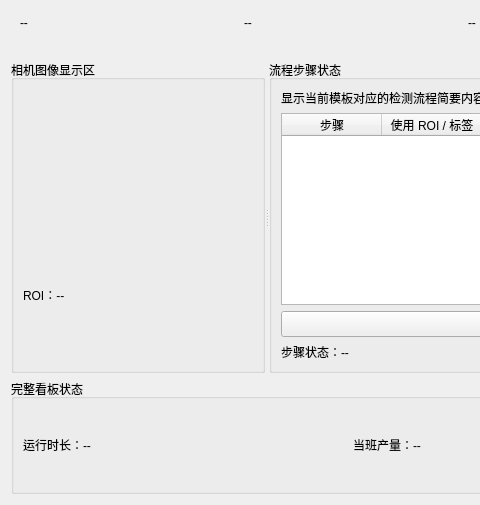
The window that ui/run_dashboard_page.ui (jackifei/Pointcloud_check) describes before a commit, drawn with Qt 5; both pictures show x 0 to 480 and y 315 to 820 of the 1360 by 820 pixel window.
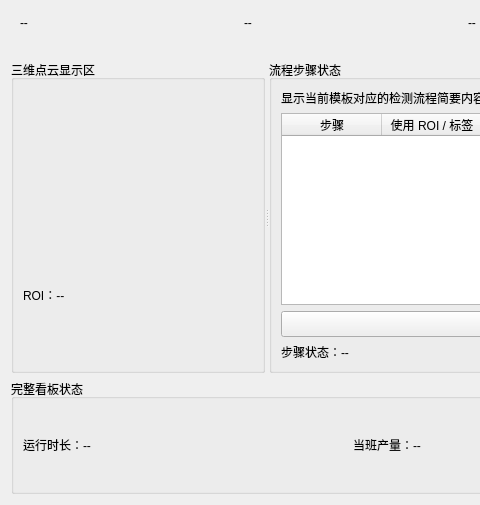
The same window after the commit.

```diff
--- a/ui/run_dashboard_page.ui
+++ b/ui/run_dashboard_page.ui
@@ -79,7 +79,7 @@
     <widget class="QSplitter" name="mainSplitter">
      <property name="orientation"><enum>Qt::Horizontal</enum></property>
      <widget class="QGroupBox" name="cameraGroup">
-      <property name="title"><string>相机图像显示区</string></property>
+      <property name="title"><string>三维点云显示区</string></property>
       <layout class="QVBoxLayout" name="cameraLayout">
        <item><widget class="QWidget" name="cameraView"/></item>
        <item><widget class="QLabel" name="roiLabel"><property name="text"><string>ROI：--</string></property></widget></item>
```
